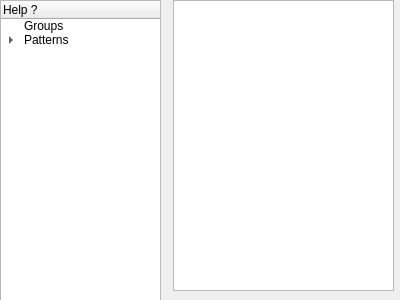
First picture: the form in dispositif/Cubicle/dialoghelp.ui, repository ppff/Cubicle-GUI, before the edit.
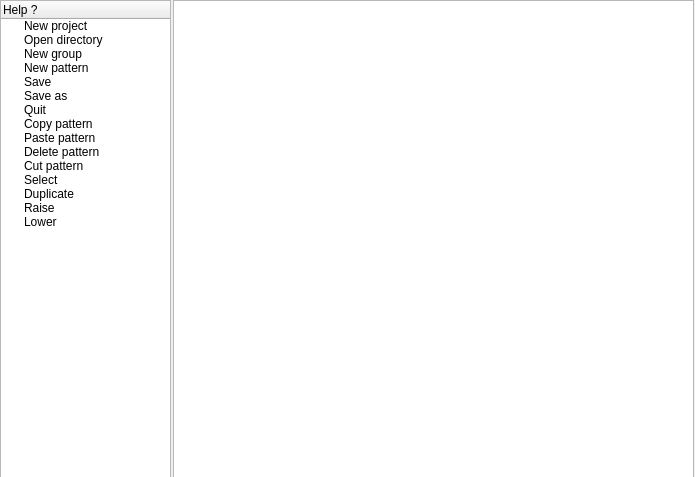
Second picture: the form after the edit.

The edit to the form file:
```diff
--- a/dispositif/Cubicle/dialoghelp.ui
+++ b/dispositif/Cubicle/dialoghelp.ui
@@ -6,8 +6,8 @@
    <rect>
     <x>0</x>
     <y>0</y>
-    <width>400</width>
-    <height>300</height>
+    <width>695</width>
+    <height>477</height>
    </rect>
   </property>
   <property name="windowTitle">
@@ -18,8 +18,8 @@
     <rect>
      <x>0</x>
      <y>0</y>
-     <width>161</width>
-     <height>301</height>
+     <width>171</width>
+     <height>481</height>
     </rect>
    </property>
    <column>
@@ -29,23 +29,78 @@
    </column>
    <item>
     <property name="text">
-     <string>Groups</string>
+     <string>New project</string>
     </property>
    </item>
    <item>
     <property name="text">
-     <string>Patterns</string>
+     <string>Open directory</string>
     </property>
-    <item>
-     <property name="text">
-      <string>new Patterns</string>
-     </property>
-    </item>
-    <item>
-     <property name="text">
-      <string>display Patterns</string>
-     </property>
-    </item>
+   </item>
+   <item>
+    <property name="text">
+     <string extracomment="hahahahahaha">New group</string>
+    </property>
+   </item>
+   <item>
+    <property name="text">
+     <string>New pattern</string>
+    </property>
+   </item>
+   <item>
+    <property name="text">
+     <string>Save</string>
+    </property>
+   </item>
+   <item>
+    <property name="text">
+     <string>Save as</string>
+    </property>
+   </item>
+   <item>
+    <property name="text">
+     <string>Quit</string>
+    </property>
+   </item>
+   <item>
+    <property name="text">
+     <string>Copy pattern</string>
+    </property>
+   </item>
+   <item>
+    <property name="text">
+     <string>Paste pattern</string>
+    </property>
+   </item>
+   <item>
+    <property name="text">
+     <string>Delete pattern</string>
+    </property>
+   </item>
+   <item>
+    <property name="text">
+     <string>Cut pattern</string>
+    </property>
+   </item>
+   <item>
+    <property name="text">
+     <string>Select</string>
+    </property>
+   </item>
+   <item>
+    <property name="text">
+     <string>Duplicate</string>
+    </property>
+   </item>
+   <item>
+    <property name="text">
+     <string>Raise</string>
+    </property>
+   </item>
+   <item>
+    <property name="text">
+     <string>Lower</string>
+    </property>
    </item>
   </widget>
   <widget class="QTextEdit" name="textEdit">
@@ -53,17 +108,17 @@
     <rect>
      <x>173</x>
      <y>0</y>
-     <width>221</width>
-     <height>291</height>
+     <width>521</width>
+     <height>481</height>
     </rect>
    </property>
    <property name="html">
     <string>&lt;!DOCTYPE HTML PUBLIC &quot;-//W3C//DTD HTML 4.0//EN&quot; &quot;http://www.w3.org/TR/REC-html40/strict.dtd&quot;&gt;
 &lt;html&gt;&lt;head&gt;&lt;meta name=&quot;qrichtext&quot; content=&quot;1&quot; /&gt;&lt;style type=&quot;text/css&quot;&gt;
 p, li { white-space: pre-wrap; }
-&lt;/style&gt;&lt;/head&gt;&lt;body style=&quot; font-family:'MS Shell Dlg 2'; font-size:8.25pt; font-weight:400; font-style:normal;&quot;&gt;
-&lt;p style=&quot;-qt-paragraph-type:empty; margin-top:0px; margin-bottom:0px; margin-left:0px; margin-right:0px; -qt-block-indent:0; text-indent:0px;&quot;&gt;&lt;br /&gt;&lt;/p&gt;
-&lt;p style=&quot;-qt-paragraph-type:empty; margin-top:0px; margin-bottom:0px; margin-left:0px; margin-right:0px; -qt-block-indent:0; text-indent:0px;&quot;&gt;&lt;br /&gt;&lt;/p&gt;&lt;/body&gt;&lt;/html&gt;</string>
+&lt;/style&gt;&lt;/head&gt;&lt;body style=&quot; font-family:'Ubuntu'; font-size:11pt; font-weight:400; font-style:normal;&quot;&gt;
+&lt;p style=&quot;-qt-paragraph-type:empty; margin-top:0px; margin-bottom:0px; margin-left:0px; margin-right:0px; -qt-block-indent:0; text-indent:0px; font-family:'MS Shell Dlg 2'; font-size:8pt;&quot;&gt;&lt;br /&gt;&lt;/p&gt;
+&lt;p style=&quot;-qt-paragraph-type:empty; margin-top:0px; margin-bottom:0px; margin-left:0px; margin-right:0px; -qt-block-indent:0; text-indent:0px; font-family:'MS Shell Dlg 2'; font-size:8pt;&quot;&gt;&lt;br /&gt;&lt;/p&gt;&lt;/body&gt;&lt;/html&gt;</string>
    </property>
   </widget>
  </widget>
```
